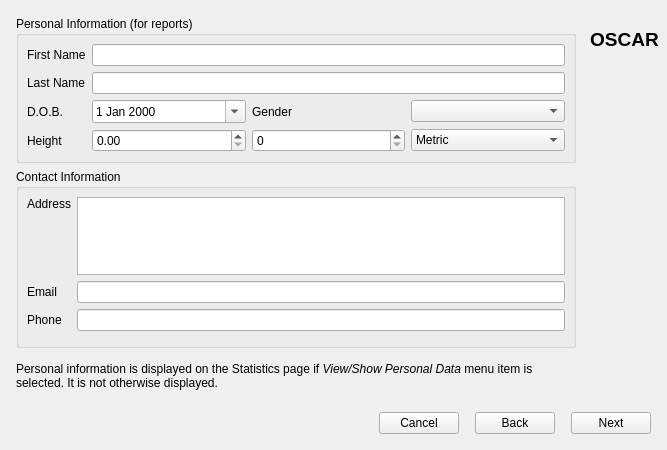
Above: oscar/newprofile.ui from tomasohara/OSCAR-SQL before the change. Below: the same form after it.
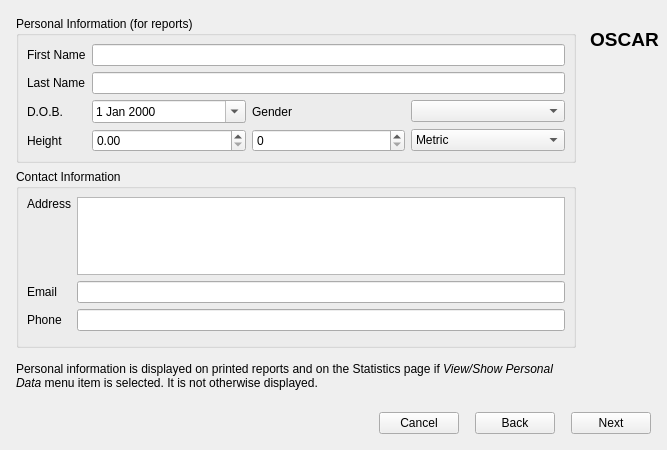
That is the form after the change. The open tabs and pages were chosen to show the change. Icons and pictures are not drawn.

Commit message: Update text saying where personal info is shown

The edit to the form file:
```diff
--- a/oscar/newprofile.ui
+++ b/oscar/newprofile.ui
@@ -596,7 +596,7 @@
            <item>
             <widget class="QLabel" name="personalPageInstructions">
              <property name="text">
-              <string>Personal information is displayed on the Statistics page if &lt;i&gt;View/Show Personal Data&lt;/i&gt; menu item is selected. It is not otherwise displayed.</string>
+              <string>&lt;html&gt;&lt;head/&gt;&lt;body&gt;&lt;p&gt;Personal information is displayed on printed reports and on the Statistics page if &lt;span style=&quot; font-style:italic;&quot;&gt;View/Show Personal Data&lt;/span&gt; menu item is selected. It is not otherwise displayed.&lt;/p&gt;&lt;/body&gt;&lt;/html&gt;</string>
              </property>
              <property name="textFormat">
               <enum>Qt::RichText</enum>
```
Left out of the diff: 97 changed lines with no effect on the pictures.
